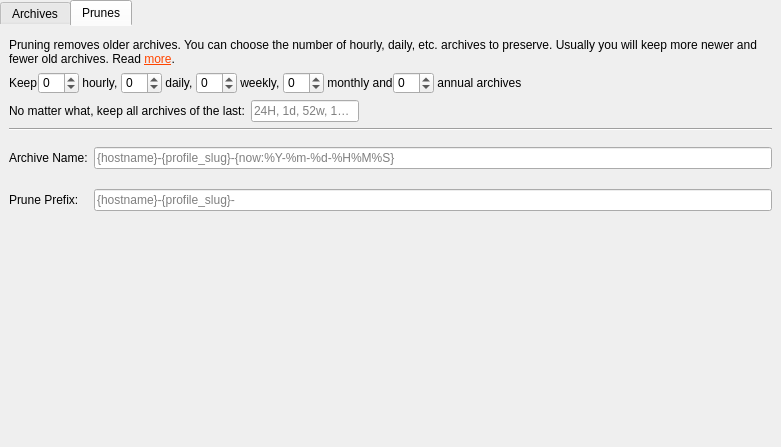
Qt form src/vorta/assets/UI/archivetab.ui (bastiencyr/vorta) before a commit.
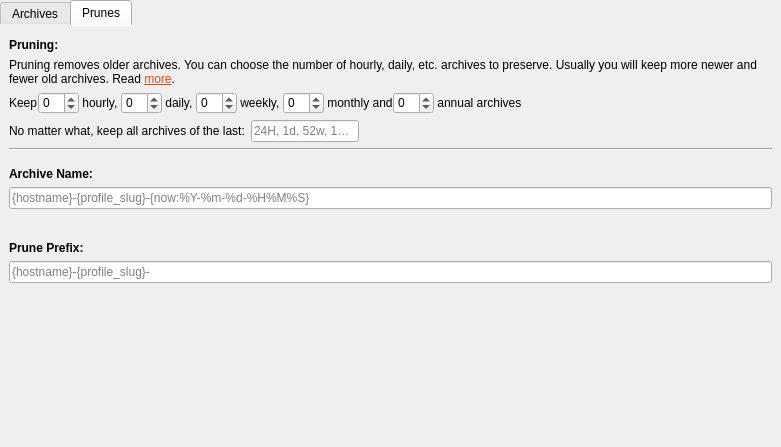
The same form after that commit. The open tabs and pages were chosen to show the change.

Commit message: Flat design

```diff
--- a/src/vorta/assets/UI/archivetab.ui
+++ b/src/vorta/assets/UI/archivetab.ui
@@ -222,6 +222,19 @@
        <property name="bottomMargin">
         <number>0</number>
        </property>
+       <item>
+        <widget class="QLabel" name="label_11">
+         <property name="font">
+          <font>
+           <weight>75</weight>
+           <bold>true</bold>
+          </font>
+         </property>
+         <property name="text">
+          <string>Pruning:</string>
+         </property>
+        </widget>
+       </item>
        <item>
         <widget class="QLabel" name="label_5">
          <property name="text">
@@ -390,20 +403,10 @@
          <property name="topMargin">
           <number>10</number>
          </property>
-         <property name="horizontalSpacing">
+         <property name="spacing">
           <number>6</number>
          </property>
-         <property name="verticalSpacing">
-          <number>0</number>
-         </property>
-         <item row="0" column="0">
-          <widget class="QLabel" name="label_3">
-           <property name="text">
-            <string>Archive Name:</string>
-           </property>
-          </widget>
-         </item>
-         <item row="2" column="2">
+         <item row="4" column="2">
           <widget class="QLineEdit" name="prunePrefixTemplate">
            <property name="toolTip">
             <string>Available variables: hostname, profile_id, profile_slug, now, utc_now, user</string>
@@ -413,7 +416,7 @@
            </property>
           </widget>
          </item>
-         <item row="1" column="2">
+         <item row="2" column="2">
           <widget class="QLabel" name="archiveNamePreview">
            <property name="minimumSize">
             <size>
@@ -439,7 +442,37 @@
            </property>
           </widget>
          </item>
+         <item row="5" column="2">
+          <widget class="QLabel" name="prunePrefixPreview">
+           <property name="font">
+            <font>
+             <pointsize>11</pointsize>
+             <weight>50</weight>
+             <bold>false</bold>
+            </font>
+           </property>
+           <property name="styleSheet">
+            <string notr="true">color: grey</string>
+           </property>
+           <property name="margin">
+            <number>1</number>
+           </property>
+          </widget>
+         </item>
          <item row="0" column="2">
+          <widget class="QLabel" name="label_3">
+           <property name="font">
+            <font>
+             <weight>75</weight>
+             <bold>true</bold>
+            </font>
+           </property>
+           <property name="text">
+            <string>Archive Name:</string>
+           </property>
+          </widget>
+         </item>
+         <item row="1" column="2">
           <widget class="QLineEdit" name="archiveNameTemplate">
            <property name="toolTip">
             <string>Available variables: hostname, profile_id, profile_slug, now, utc_now, user</string>
@@ -449,30 +482,19 @@
            </property>
           </widget>
          </item>
-         <item row="2" column="0">
+         <item row="3" column="2">
           <widget class="QLabel" name="label_4">
+           <property name="font">
+            <font>
+             <weight>75</weight>
+             <bold>true</bold>
+            </font>
+           </property>
            <property name="text">
             <string>Prune Prefix:</string>
            </property>
           </widget>
          </item>
-         <item row="3" column="2">
-          <widget class="QLabel" name="prunePrefixPreview">
-           <property name="font">
-            <font>
-             <pointsize>11</pointsize>
-             <weight>50</weight>
-             <bold>false</bold>
-            </font>
-           </property>
-           <property name="styleSheet">
-            <string notr="true">color: grey</string>
-           </property>
-           <property name="margin">
-            <number>1</number>
-           </property>
-          </widget>
-         </item>
         </layout>
        </item>
        <item>
```
Left out of the diff: 2 changed lines with no effect on the pictures. The commit also changes 4 other files.
